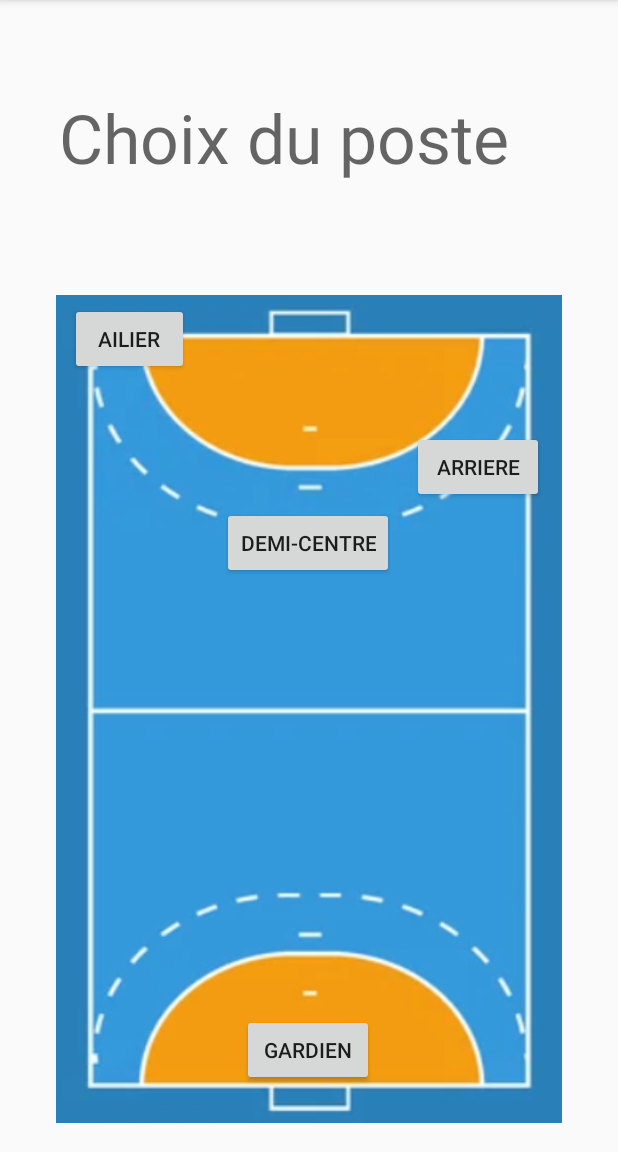
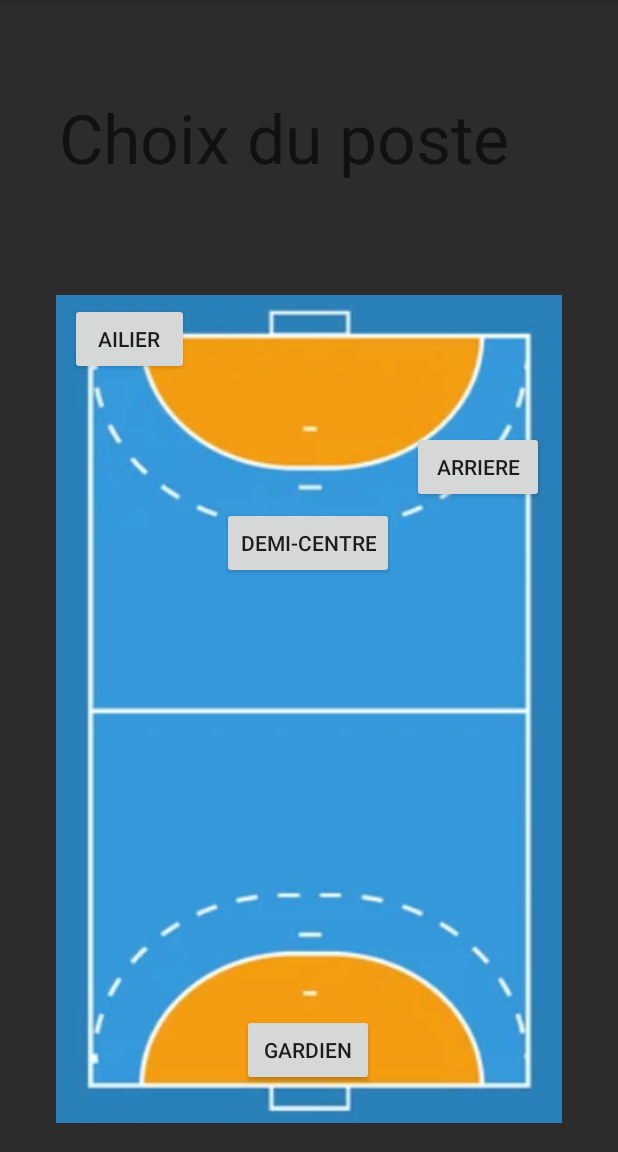
Before and after one commit to ETS-Android3/ApplicationSIAH_projetANDROID, an Android app: the menu_handball screen opened directly, with no data from a screen before it, on a phone screen of 412 x 824 dp, the part 84-1236 px from its top. Run offline under Robolectric (Android 15) with nearby library versions, the phone set to English and light mode, and no system bars.

Commit message:
main_activity refait, thème change (passage au rouge et noir), modificition de l'icône d'entrée by hugo

```diff
--- a/app/src/main/res/layout/activity_menu_handball.xml
+++ b/app/src/main/res/layout/activity_menu_handball.xml
@@ -4,7 +4,8 @@
     xmlns:tools="http://schemas.android.com/tools"
     android:layout_width="match_parent"
     android:layout_height="match_parent"
-    tools:context=".menu_handball">
+    tools:context=".menu_handball"
+    android:background="#E4151515">
 
     <TextView
         android:id="@+id/textView2"
```
Also changed, not shown: app/src/main/res/layout/activity_menu_gardien.xml (+4 -4 lines).
